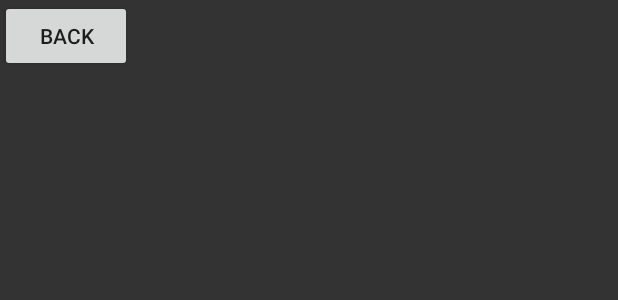
After one commit to djnxy/weibo_tv, an Android app: the layout review_tucao.xml on its own in the app's theme, with its tools: preview values and no code run, on a phone screen of 412 x 824 dp. The commit adds this screen. Shown: the top 300 px of the screen. Run offline under Robolectric (Android 15) with nearby library versions, the phone set to English and light mode, and no system bars.

Commit message:
tucao review

```diff
--- a/app/src/main/java/com/example/xinyu10/newir/TucaoInter.java
+++ b/app/src/main/java/com/example/xinyu10/newir/TucaoInter.java
@@ -9,7 +9,6 @@ import android.widget.AdapterView;
 import android.widget.ListView;
 import android.widget.RelativeLayout;
 import android.widget.SimpleAdapter;
-import android.widget.Toast;
 
 import java.util.ArrayList;
 import java.util.HashMap;
@@ -40,7 +39,8 @@ public class TucaoInter extends Fragment {
         listView.setOnItemClickListener(new AdapterView.OnItemClickListener() {
             @Override
             public void onItemClick(AdapterView<?> parent, View view, int position, long id) {
-                Toast.makeText(getActivity(),String.valueOf(TucaoImages.getAllOnShow((int) listData.get(position).get("tucao_item")).size()), Toast.LENGTH_SHORT).show();
+                ((MainActivity)getActivity()).reviewTucao((int) listData.get(position).get("tucao_item"));
+                //Toast.makeText(getActivity(),String.valueOf(TucaoImages.getAllOnShow((int) listData.get(position).get("tucao_item")).size()), Toast.LENGTH_SHORT).show();
             }
         });
 
--- /dev/null
+++ b/app/src/main/res/layout/review_tucao.xml
@@ -0,0 +1,24 @@
+<?xml version="1.0" encoding="utf-8"?>
+<RelativeLayout xmlns:android="http://schemas.android.com/apk/res/android"
+    android:layout_width="match_parent" android:layout_height="match_parent"
+    android:background="#FF333333">
+
+
+    <Button
+        android:layout_width="wrap_content"
+        android:layout_height="wrap_content"
+        android:text="back"
+        android:id="@+id/back_tucao"
+        android:onClick="backFromReviewTucao" />
+
+    <RelativeLayout
+        android:layout_width="wrap_content"
+        android:layout_height="wrap_content"
+        android:id="@+id/review_tucao"
+        android:adjustViewBounds="true"
+        android:layout_centerInParent="true">
+
+    </RelativeLayout>
+
+
+</RelativeLayout>
```
Also changed, not shown: app/src/main/java/com/example/xinyu10/newir/MainActivity.java (+22 -0 lines), app/src/main/java/com/example/xinyu10/newir/ReviewTucao.java (added, +108 -0 lines), app/src/main/java/com/example/xinyu10/newir/TucaoImages.java (+9 -1 lines).
